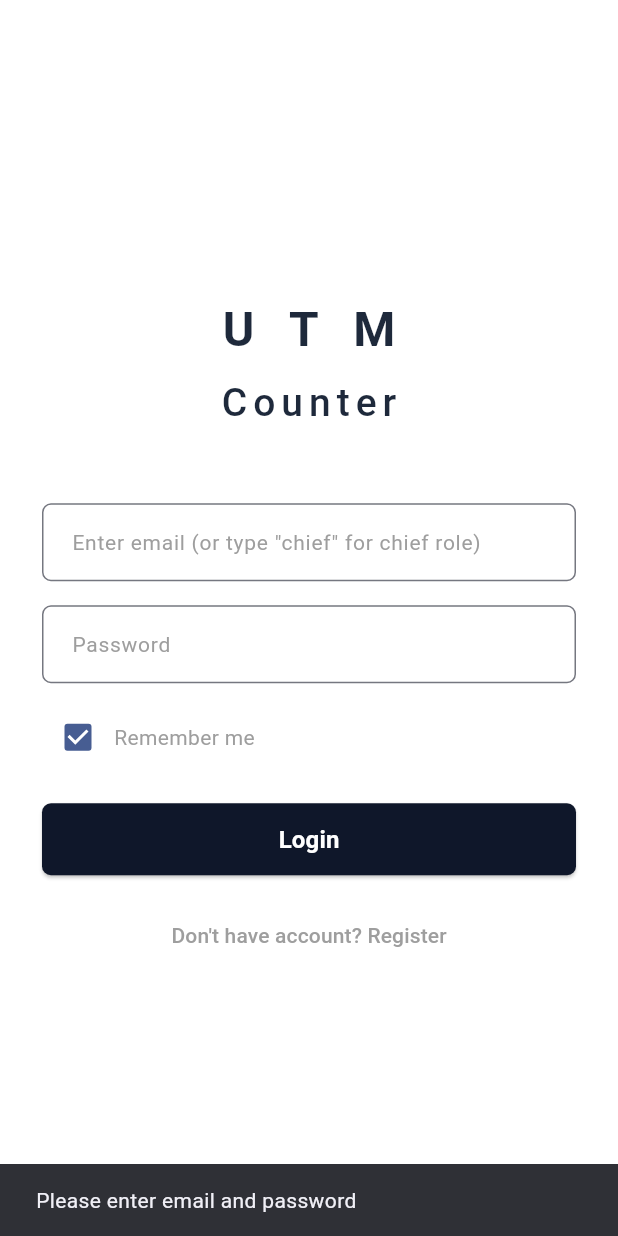
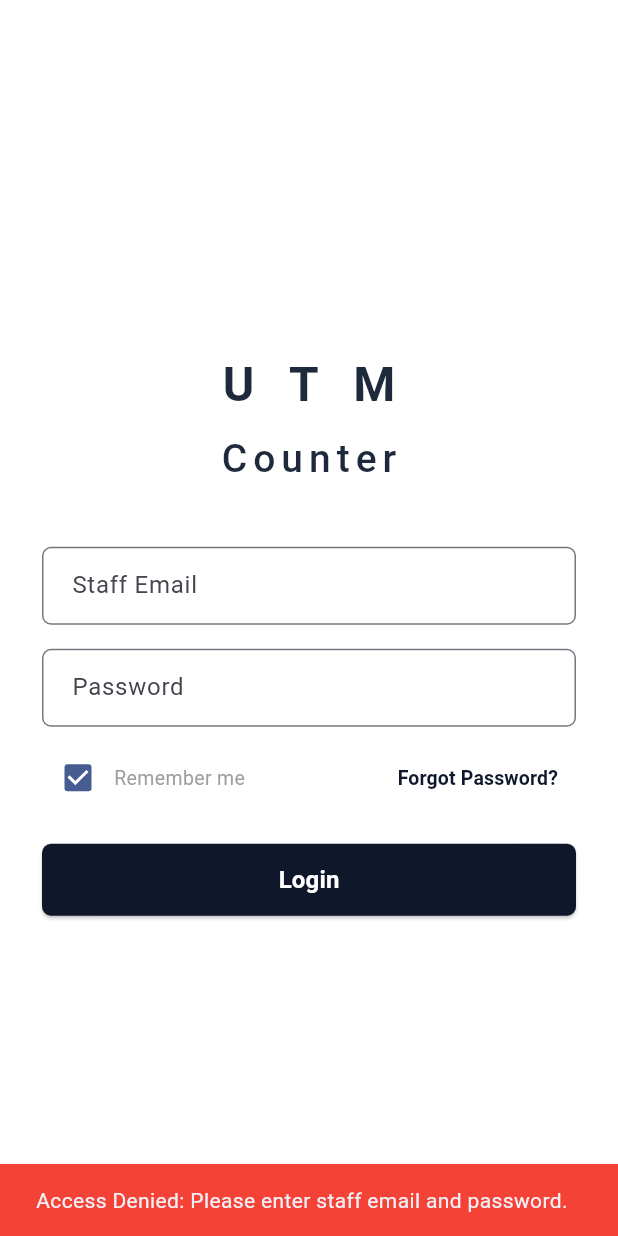
Before and after one commit to uchiha0bd/Project_Map, a Flutter app: the screen it shows after launch, after a tap on "Login", on a phone screen of 412 x 824 dp. Run offline on Flutter 3.47's test engine with Material 3 defaults, Android fonts, the phone set to English and light mode, and no system bars; our stand-ins replace cloud_firestore, firebase_auth, firebase_core; accounts and stored records are empty.

Commit message:
secure demo login

```diff
--- a/frontend/lib/views/login_view.dart
+++ b/frontend/lib/views/login_view.dart
@@ -1,8 +1,8 @@
 import 'package:flutter/material.dart';
 import 'package:provider/provider.dart';
 import '../viewmodels/auth_viewmodel.dart';
+import '../services/auth_service.dart';
 import 'role_router.dart';
-import 'registration_view.dart';
 
 class LoginView extends StatefulWidget {
   const LoginView({super.key});
@@ -12,9 +12,9 @@ class LoginView extends StatefulWidget {
 }
 
 class _LoginViewState extends State<LoginView> {
-  final _emailController = TextEditingController();
-  final _passwordController = TextEditingController();
-  bool _rememberMe = true;
+  final TextEditingController _emailController = TextEditingController();
+  final TextEditingController _passwordController = TextEditingController();
+  final bool _rememberMe = true;
 
   @override
   void dispose() {
@@ -29,7 +29,30 @@ class _LoginViewState extends State<LoginView> {
 
     if (email.isEmpty || password.isEmpty) {
       ScaffoldMessenger.of(context).showSnackBar(
-        const SnackBar(content: Text('Please enter email and password')),
+        const SnackBar(
+          backgroundColor: Colors.red,
+          content: Text('Access Denied: Please enter staff email and password.'),
+        ),
+      );
+      return;
+    }
+
+    if (!email.endsWith('@utm.my') && !email.contains('chief') && !email.contains('invigilator')) {
+      ScaffoldMessenger.of(context).showSnackBar(
+        const SnackBar(
+          backgroundColor: Colors.red,
+          content: Text('Security Violation: Only authorized @utm.my accounts are permitted.'),
+        ),
+      );
+      return;
+    }
+
+    if (password.length < 6) {
+      ScaffoldMessenger.of(context).showSnackBar(
+        const SnackBar(
+          backgroundColor: Colors.orange,
+          content: Text('Security Policy: Password must be at least 6 characters.'),
+        ),
       );
       return;
     }
@@ -37,16 +60,81 @@ class _LoginViewState extends State<LoginView> {
     final authVM = Provider.of<AuthViewModel>(context, listen: false);
     final success = await authVM.login(email, password);
 
-    if (success && mounted) {
+    if (!mounted) return;
+
+    if (success) {
       Navigator.pushReplacement(
         context,
         MaterialPageRoute(builder: (_) => const RoleRouter()),
       );
-    } else if (mounted && authVM.errorMessage != null) {
+    } else {
       ScaffoldMessenger.of(context).showSnackBar(
-        SnackBar(content: Text(authVM.errorMessage!)),
+        SnackBar(
+          backgroundColor: Colors.red,
+          content: Text(authVM.errorMessage ?? 'Authentication Failed.'),
+        ),
       );
     }
+  }
+
+  void _showForgotPasswordDialog() {
+    final resetController = TextEditingController(text: _emailController.text);
+
+    showDialog(
+      context: context,
+      builder: (ctx) => AlertDialog(
+        shape: RoundedRectangleBorder(borderRadius: BorderRadius.circular(12)),
+        title: const Text('Password Recovery', style: TextStyle(fontWeight: FontWeight.bold)),
+        content: Column(
+          mainAxisSize: MainAxisSize.min,
+          crossAxisAlignment: CrossAxisAlignment.start,
+          children: [
+            const Text(
+              'Enter your registered UTM email to receive a secure password reset link.',
+              style: TextStyle(fontSize: 13, color: Colors.grey),
+            ),
+            const SizedBox(height: 16),
+            TextField(
+              controller: resetController,
+              keyboardType: TextInputType.emailAddress,
+              decoration: InputDecoration(
+                hintText: 'staff@utm.my',
+                border: OutlineInputBorder(borderRadius: BorderRadius.circular(8)),
+                contentPadding: const EdgeInsets.symmetric(horizontal: 14, vertical: 12),
+              ),
+            ),
+          ],
+        ),
+        actions: [
+          TextButton(
+            onPressed: () => Navigator.pop(ctx),
+            child: const Text('Cancel', style: TextStyle(color: Colors.grey)),
+          ),
+          ElevatedButton(
+            onPressed: () async {
+              final targetEmail = resetController.text.trim();
+              if (targetEmail.isNotEmpty) {
+                await AuthService().resetPassword(targetEmail);
+                if (!ctx.mounted) return;
+                Navigator.pop(ctx);
+                if (!mounted) return;
+                ScaffoldMessenger.of(context).showSnackBar(
+                  SnackBar(
+                    backgroundColor: Colors.green[800],
+                    content: Text('Password reset link sent to $targetEmail!'),
+                  ),
+                );
+              }
+            },
+            style: ElevatedButton.styleFrom(
+              backgroundColor: const Color(0xFF0F172A),
+              foregroundColor: Colors.white,
+            ),
+            child: const Text('Send Reset Link'),
+          ),
+        ],
+      ),
+    );
   }
 
   @override
@@ -82,53 +170,51 @@ class _LoginViewState extends State<LoginView> {
                     color: Color(0xFF1E293B),
                   ),
                 ),
-                const SizedBox(height: 48),
-
-                // Email Field
+                const SizedBox(height: 40),
                 TextField(
                   controller: _emailController,
                   keyboardType: TextInputType.emailAddress,
                   decoration: InputDecoration(
-                    hintText: 'Enter email (or type "chief" for chief role)',
-                    hintStyle: const TextStyle(fontSize: 14, color: Colors.grey),
-                    border: OutlineInputBorder(
-                      borderRadius: BorderRadius.circular(6),
-                      borderSide: const BorderSide(color: Color(0xFFCBD5E1)),
-                    ),
+                    labelText: 'Staff Email',
+                    hintText: 'staff@utm.my',
+                    border: OutlineInputBorder(borderRadius: BorderRadius.circular(6)),
                     contentPadding: const EdgeInsets.symmetric(horizontal: 16, vertical: 14),
                   ),
                 ),
                 const SizedBox(height: 16),
-
-                // Password Field
                 TextField(
                   controller: _passwordController,
                   obscureText: true,
                   decoration: InputDecoration(
-                    hintText: 'Password',
-                    hintStyle: const TextStyle(fontSize: 14, color: Colors.grey),
-                    border: OutlineInputBorder(
-                      borderRadius: BorderRadius.circular(6),
-                      borderSide: const BorderSide(color: Color(0xFFCBD5E1)),
-                    ),
+                    labelText: 'Password',
+                    hintText: 'Minimum 6 characters',
+                    border: OutlineInputBorder(borderRadius: BorderRadius.circular(6)),
                     contentPadding: const EdgeInsets.symmetric(horizontal: 16, vertical: 14),
                   ),
                 ),
-                const SizedBox(height: 12),
-
-                // Remember Me
+                const SizedBox(height: 10),
                 Row(
+                  mainAxisAlignment: MainAxisAlignment.spaceBetween,
                   children: [
-                    Checkbox(
-                      value: _rememberMe,
-                      onChanged: (val) => setState(() => _rememberMe = val ?? false),
+                    Row(
+                      children: [
+                        Checkbox(
+                          value: _rememberMe,
+                          onChanged: (val) {},
+                        ),
+                        const Text('Remember me', style: TextStyle(color: Colors.grey, fontSize: 13)),
+                      ],
                     ),
-                    const Text('Remember me', style: TextStyle(color: Colors.grey)),
+                    TextButton(
+                      onPressed: _showForgotPasswordDialog,
+                      child: const Text(
+                        'Forgot Password?',
+                        style: TextStyle(fontSize: 13, fontWeight: FontWeight.w600, color: Color(0xFF0F172A)),
+                      ),
+                    ),
                   ],
                 ),
                 const SizedBox(height: 20),
-
-                // Login Button
                 SizedBox(
                   width: double.infinity,
                   height: 48,
@@ -137,29 +223,11 @@ class _LoginViewState extends State<LoginView> {
                     style: ElevatedButton.styleFrom(
                       backgroundColor: const Color(0xFF0F172A),
                       foregroundColor: Colors.white,
-                      shape: RoundedRectangleBorder(
-                        borderRadius: BorderRadius.circular(6),
-                      ),
+                      shape: RoundedRectangleBorder(borderRadius: BorderRadius.circular(6)),
                     ),
                     child: authVM.isLoading
                         ? const CircularProgressIndicator(color: Colors.white)
                         : const Text('Login', style: TextStyle(fontSize: 16, fontWeight: FontWeight.w600)),
-                  ),
-                ),
-                const SizedBox(height: 16),
-
-                TextButton(
-                  onPressed: () {
-                    Navigator.push(
-                      context,
-                        MaterialPageRoute(
-                          builder: (_) => const RegistrationView(),
-                      ),
-                    );
-                  },
-                  child: const Text(
-                    "Don't have account? Register",
-                    style: TextStyle(color: Colors.grey),
                   ),
                 ),
               ],
```
Also changed, not shown: frontend/lib/services/auth_service.dart (+13 -0 lines).
